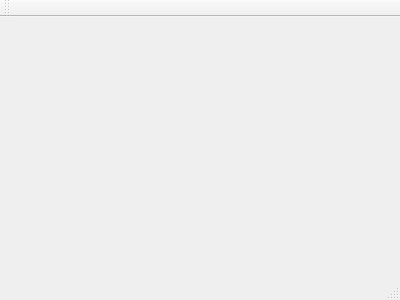
Above: src/apps/rragraph/MainWindow.ui from rasmadeus/Rragraph before the change. Below: the same form after it.
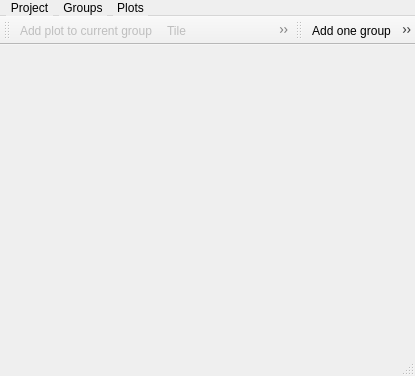
That is the form after the change. Icons and pictures are not drawn.

Commit message: It possible to add any curves to plots

```diff
--- a/src/apps/rragraph/MainWindow.ui
+++ b/src/apps/rragraph/MainWindow.ui
@@ -1,24 +1,319 @@
 <ui version="4.0">
  <class>MainWindow</class>
- <widget class="QMainWindow" name="MainWindow" >
-  <property name="geometry" >
+ <widget class="QMainWindow" name="MainWindow">
+  <property name="geometry">
    <rect>
     <x>0</x>
     <y>0</y>
-    <width>400</width>
-    <height>300</height>
+    <width>415</width>
+    <height>376</height>
    </rect>
   </property>
   <property name="windowTitle" >
    <string>MainWindow</string>
   </property>
-  <widget class="QMenuBar" name="menuBar" />
-  <widget class="QToolBar" name="mainToolBar" />
-  <widget class="QWidget" name="centralWidget" />
-  <widget class="QStatusBar" name="statusBar" />
+  <property name="styleSheet">
+   <string notr="true">QMainWindow::separator{
+     background: rgb(100, 100, 100);
+     width: 1px;
+     height: 1px;
+}
+
+QMainWindow::separator:hover{
+    background: red;
+}
+</string>
+  </property>
+  <widget class="QWidget" name="centralWidget">
+   <layout class="QVBoxLayout" name="verticalLayout">
+    <property name="spacing">
+     <number>3</number>
+    </property>
+    <property name="leftMargin">
+     <number>3</number>
+    </property>
+    <property name="topMargin">
+     <number>3</number>
+    </property>
+    <property name="rightMargin">
+     <number>3</number>
+    </property>
+    <property name="bottomMargin">
+     <number>3</number>
+    </property>
+   </layout>
+  </widget>
+  <widget class="QMenuBar" name="menuBar">
+   <property name="geometry">
+    <rect>
+     <x>0</x>
+     <y>0</y>
+     <width>415</width>
+     <height>17</height>
+    </rect>
+   </property>
+   <property name="styleSheet">
+    <string notr="true">QMenu{
+    background-color: white;
+    margin: 1px; /* some spacing around the menu */
+}
+
+QMenu::item {
+    padding: 2px 25px 2px 20px;
+    border: 1px solid transparent; /* reserve space for selection border */
+}
+
+QMenu::item:selected {
+    border-color: #555555;
+}
+
+QMenu::icon:checked { /* appearance of a 'checked' icon */
+    background: gray;
+    border: 1px inset gray;
+    position: absolute;
+    top: 1px;
+    right: 1px;
+    bottom: 1px;
+    left: 1px;
+}
+
+QMenu::separator {
+    height: 2px;
+    background: darkgray;
+    margin-left: 10px;
+    margin-right: 5px;
+}
+
+QMenu::indicator {
+    width: 13px;
+    height: 13px;
+}
+QMenuBar {
+    background: qlineargradient(
+        x1: 0, y1: 0, x2: 0, y2: 1,
+        stop: 0      #777777, 
+        stop: 0.25 #999999,
+        stop: 0.5   #aaaaaa, 
+        stop: 0.75 #cccccc, 
+        stop: 1.0    #dddddd
+    );
+    color:black;
+}
+
+QMenuBar::item {
+    spacing: 3px; /* spacing between menu bar items */
+    padding: 1px 4px;
+    background: transparent;
+    border-radius: 2px;
+}
+
+QMenuBar::item:selected { /* when selected using mouse or keyboard */
+    color: white;
+}</string>
+   </property>
+   <widget class="QMenu" name="menuProject">
+    <property name="title">
+     <string>Project</string>
+    </property>
+   </widget>
+   <widget class="QMenu" name="menuGroups">
+    <property name="title">
+     <string>Groups</string>
+    </property>
+    <addaction name="actionAddOneGroup"/>
+    <addaction name="actionExportAllGroupsToImages"/>
+    <addaction name="actionCloseAllGroups"/>
+   </widget>
+   <widget class="QMenu" name="menuPlots">
+    <property name="enabled">
+     <bool>false</bool>
+    </property>
+    <property name="title">
+     <string>Plots</string>
+    </property>
+    <widget class="QMenu" name="menuPlotsTiling">
+     <property name="enabled">
+      <bool>true</bool>
+     </property>
+     <property name="title">
+      <string>Tiling</string>
+     </property>
+    </widget>
+    <addaction name="actionAddPlot"/>
+    <addaction name="actionCloseAllPlots"/>
+    <addaction name="actionTile"/>
+    <addaction name="actionExportPlotsToImages"/>
+    <addaction name="actionAutoScaleAllPlots"/>
+    <addaction name="menuPlotsTiling"/>
+   </widget>
+   <addaction name="menuProject"/>
+   <addaction name="menuGroups"/>
+   <addaction name="menuPlots"/>
+  </widget>
+  <widget class="QToolBar" name="toolBarPlots">
+   <property name="enabled">
+    <bool>false</bool>
+   </property>
+   <attribute name="toolBarArea">
+    <enum>TopToolBarArea</enum>
+   </attribute>
+   <attribute name="toolBarBreak">
+    <bool>false</bool>
+   </attribute>
+   <addaction name="actionAddPlot"/>
+   <addaction name="actionTile"/>
+   <addaction name="actionExportPlotsToImages"/>
+   <addaction name="actionAutoScaleAllPlots"/>
+   <addaction name="actionCloseAllPlots"/>
+  </widget>
+  <widget class="QStatusBar" name="statusBar"/>
+  <widget class="QToolBar" name="toolBarGroups">
+   <property name="windowTitle">
+    <string>toolBar</string>
+   </property>
+   <attribute name="toolBarArea">
+    <enum>TopToolBarArea</enum>
+   </attribute>
+   <attribute name="toolBarBreak">
+    <bool>false</bool>
+   </attribute>
+   <addaction name="actionAddOneGroup"/>
+   <addaction name="actionExportAllGroupsToImages"/>
+   <addaction name="actionCloseAllGroups"/>
+  </widget>
+  <action name="actionAddPlot">
+   <property name="icon">
+    <iconset resource="res.qrc">
+     <normaloff>:/res/mainWindow/addPlot.png</normaloff>:/res/mainWindow/addPlot.png</iconset>
+   </property>
+   <property name="text">
+    <string>Add plot to current group</string>
+   </property>
+   <property name="toolTip">
+    <string>Add new plot to current current group.</string>
+   </property>
+  </action>
+  <action name="actionCloseAllPlots">
+   <property name="icon">
+    <iconset resource="res.qrc">
+     <normaloff>:/res/mainWindow/closeAllPlots.png</normaloff>:/res/mainWindow/closeAllPlots.png</iconset>
+   </property>
+   <property name="text">
+    <string>Close all plots</string>
+   </property>
+   <property name="toolTip">
+    <string>Close all plots of current group.</string>
+   </property>
+  </action>
+  <action name="actionTile">
+   <property name="icon">
+    <iconset resource="res.qrc">
+     <normaloff>:/res/mainWindow/tile.png</normaloff>:/res/mainWindow/tile.png</iconset>
+   </property>
+   <property name="text">
+    <string>Tile</string>
+   </property>
+   <property name="toolTip">
+    <string>Tile plots of current group.</string>
+   </property>
+  </action>
+  <action name="actionExportPlotsToImages">
+   <property name="icon">
+    <iconset resource="res.qrc">
+     <normaloff>:/res/mainWindow/exportAllPlotsToImages.png</normaloff>:/res/mainWindow/exportAllPlotsToImages.png</iconset>
+   </property>
+   <property name="text">
+    <string>Export plots to images.</string>
+   </property>
+   <property name="toolTip">
+    <string>Export all plots of current group to png format.</string>
+   </property>
+  </action>
+  <action name="actionExportAllGroupsToImages">
+   <property name="icon">
+    <iconset resource="res.qrc">
+     <normaloff>:/res/mainWindow/exportAllGroupsToImages.png</normaloff>:/res/mainWindow/exportAllGroupsToImages.png</iconset>
+   </property>
+   <property name="text">
+    <string>Export all groups to images</string>
+   </property>
+   <property name="toolTip">
+    <string>Export all groups to png images.</string>
+   </property>
+  </action>
+  <action name="actionAddOneGroup">
+   <property name="icon">
+    <iconset resource="res.qrc">
+     <normaloff>:/res/mainWindow/addGroup.png</normaloff>:/res/mainWindow/addGroup.png</iconset>
+   </property>
+   <property name="text">
+    <string>Add one group</string>
+   </property>
+   <property name="toolTip">
+    <string>Add new group to project.</string>
+   </property>
+  </action>
+  <action name="actionCloseAllGroups">
+   <property name="icon">
+    <iconset resource="res.qrc">
+     <normaloff>:/res/mainWindow/closeAllGroups.png</normaloff>:/res/mainWindow/closeAllGroups.png</iconset>
+   </property>
+   <property name="text">
+    <string>Close all groups.</string>
+   </property>
+   <property name="toolTip">
+    <string>Close all groups.</string>
+   </property>
+  </action>
+  <action name="actionVerticalStraight">
+   <property name="checkable">
+    <bool>true</bool>
+   </property>
+   <property name="text">
+    <string>Vertical straight</string>
+   </property>
+   <property name="toolTip">
+    <string>The plots of current group will be rearranged as a vertical list. If you insert a new plot, he will be insert to top of plot's list.</string>
+   </property>
+  </action>
+  <action name="actionVerticalReverse">
+   <property name="checkable">
+    <bool>true</bool>
+   </property>
+   <property name="text">
+    <string>Vertical reverse</string>
+   </property>
+   <property name="toolTip">
+    <string>The plots of current group will be rearranged at vertical. If you insert a new plot, he will be added in bottom of plot's list.</string>
+   </property>
+  </action>
+  <action name="actionGridHorizontal">
+   <property name="checkable">
+    <bool>true</bool>
+   </property>
+   <property name="text">
+    <string>Grid horizontal</string>
+   </property>
+   <property name="toolTip">
+    <string>The plots of current group will be rearranged as grid. If you insert a new plot, he will be added in left position of top row.</string>
+   </property>
+  </action>
+  <action name="actionAutoScaleAllPlots">
+   <property name="icon">
+    <iconset resource="res.qrc">
+     <normaloff>:/res/mainWindow/scalePlots.png</normaloff>:/res/mainWindow/scalePlots.png</iconset>
+   </property>
+   <property name="text">
+    <string>Auto scale all plots</string>
+   </property>
+   <property name="toolTip">
+    <string>Scale all plots of current groups.</string>
+   </property>
+  </action>
  </widget>
- <layoutDefault spacing="6" margin="11" />
- <pixmapfunction></pixmapfunction>
- <resources/>
+ <layoutdefault spacing="6" margin="11"/>
+ <resources>
+  <include location="res.qrc"/>
+ </resources>
  <connections/>
 </ui>
```
Left out of the diff: 3 changed lines with no effect on the pictures. The commit also changes 41 other files.
